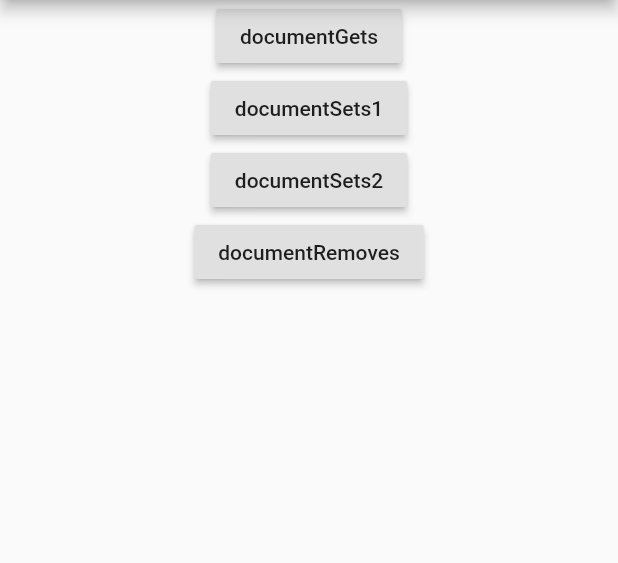
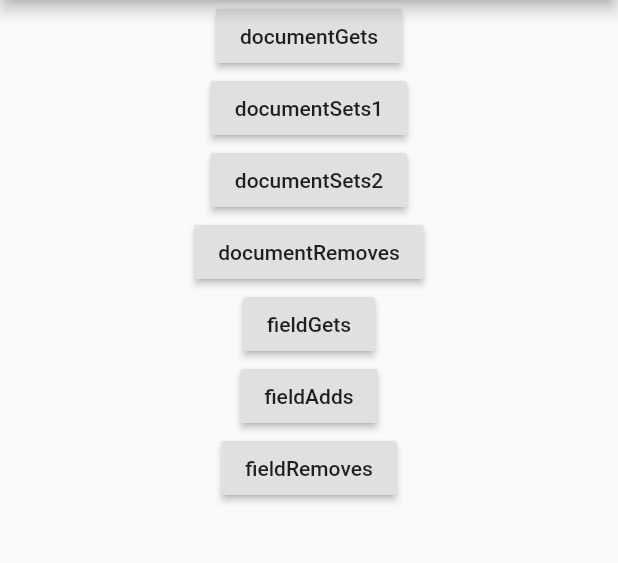
Before and after one commit to yoonsangkwak/Flutter_basic, a Flutter app: the screen it shows after launch, on a phone screen of 412 x 824 dp, the part 84-647 px from its top. Run offline on Flutter 3.47's test engine with Material 2 defaults, Android fonts, the phone set to English and light mode, and no system bars; our stand-ins replace cloud_firestore, firebase_core, toast; accounts and stored records are empty.

Commit message:
firebase use

```diff
--- a/flutter_firebase/lib/main.dart
+++ b/flutter_firebase/lib/main.dart
@@ -34,7 +34,7 @@ class _HomePageState extends State<HomePage> {
     Widget liveData = StreamBuilder(
       stream: FirebaseFirestore.instance
           .collection('test')
-          .doc('test1')
+          .doc('test2')
           .snapshots(),
       builder: (context, snapshot) {
         if (!snapshot.hasData) return LinearProgressIndicator();
@@ -42,44 +42,36 @@ class _HomePageState extends State<HomePage> {
       },
     );
 
+    Widget getData = Center(
+      child: Column(
+          children: data
+              .map((function) => RaisedButton(
+                  child: Text(
+                      (RegExp(r"['](.*?)[']").stringMatch(function.toString()))
+                          .replaceAll("'", "")),
+                  onPressed: () => function.call()))
+              .toList()),
+    );
+
     return Scaffold(
         appBar: AppBar(
           title: Text('firebase'),
         ),
-        body: Center(
-          child: Column(
-            children: [
-              RaisedButton(
-                child: Text('documentGets'),
-                onPressed: () {
-                  documentGets();
-                },
-              ),
-              RaisedButton(
-                child: Text('documentSets1'),
-                onPressed: () {
-                  documentSets1();
-                },
-              ),
-              RaisedButton(
-                child: Text('documentSets2'),
-                onPressed: () {
-                  documentSets2();
-                },
-              ),
-              RaisedButton(
-                child: Text('documentRemoves'),
-                onPressed: () {
-                  documentRemoves();
-                },
-              ),
-            ],
-          ),
-        ));
+        body: getData);
   }
 
+  List<Function> data = [
+    documentGets,
+    documentSets1,
+    documentSets2,
+    documentRemoves,
+    fieldGets,
+    fieldAdds,
+    fieldRemoves
+  ];
+
   // Document
-  documentGets() {
+  static documentGets() {
     FirebaseFirestore.instance.collection('test').get().then((value) {
       for (DocumentSnapshot doc in value.docs) {
         print(doc.id);
@@ -88,7 +80,7 @@ class _HomePageState extends State<HomePage> {
     });
   }
 
-  documentSets1() {
+  static documentSets1() {
     FirebaseFirestore.instance
         .collection('test')
         .doc('test3')
@@ -97,7 +89,7 @@ class _HomePageState extends State<HomePage> {
     });
   }
 
-  documentSets2() {
+  static documentSets2() {
     FirebaseFirestore.instance
         .collection('test')
         .add({'type': 'user info'}).then((value) {
@@ -105,7 +97,7 @@ class _HomePageState extends State<HomePage> {
     });
   }
 
-  documentRemoves() {
+  static documentRemoves() {
     FirebaseFirestore.instance
         .collection('test')
         .doc('test1')
@@ -115,9 +107,30 @@ class _HomePageState extends State<HomePage> {
     });
   }
 
-  fieldGets() {
+  static fieldGets() {
     FirebaseFirestore.instance
-    .collection('test2')
-    .doc('test1')
+        .collection('test')
+        .doc('test2')
+        .get()
+        .then((value) {
+      print(value.data());
+    });
+  }
+
+  static fieldAdds() {
+    FirebaseFirestore.instance.collection('test').doc('test2').update({
+      'type': 'user info',
+    }).then((_) {
+      print('Done fieldAdds');
+    });
+  }
+
+  static fieldRemoves() {
+    FirebaseFirestore.instance
+        .collection('test')
+        .doc('test2')
+        .update({'type': FieldValue.delete()}).then((_) {
+      print('Done fieldRemoves');
+    });
   }
 }
```
